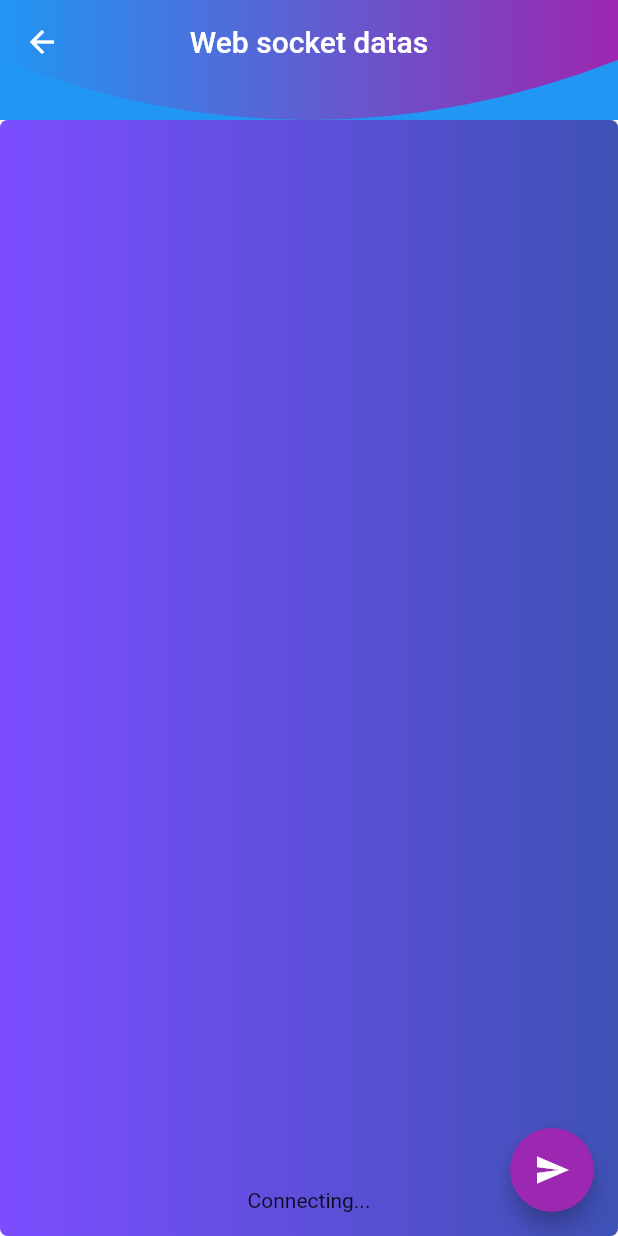
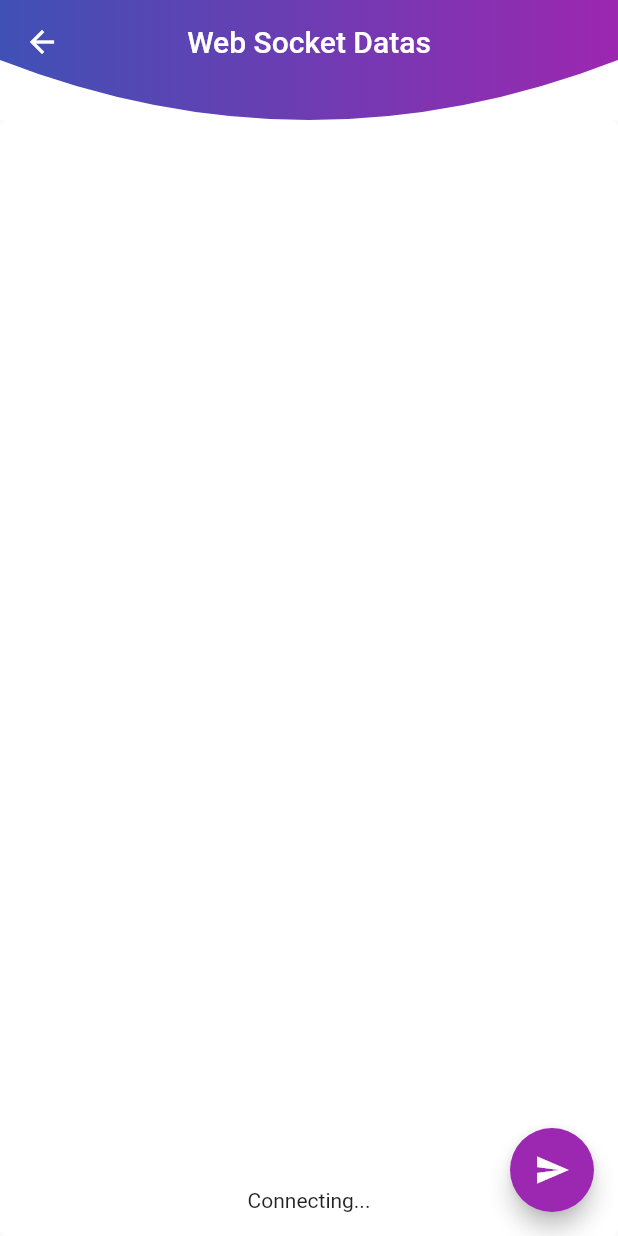
Before and after one commit to ViswajethTSR/todo_app_ui, a Flutter app: the WebSocket screen opened directly, on a phone screen of 412 x 824 dp. Run offline on Flutter 3.47's test engine with Material 2 defaults, Android fonts, the light colour scheme and no system bars; our stand-ins replace google_maps_flutter; network calls fail.

Commit message:
Refactoring the code and UI is Optimised

```diff
--- /dev/null
+++ b/lib/custom_designs/custom_app_bar.dart
@@ -0,0 +1,24 @@
+import 'package:flutter/material.dart';
+import 'app_bar_clipper.dart';
+
+PreferredSize buildAppBar(String title) {
+  return PreferredSize(
+    preferredSize: Size.fromHeight(80.0),
+    child: AppBar(
+      title: Text(title),
+      centerTitle: true,
+      backgroundColor: Colors.white,
+      elevation: 0,
+      flexibleSpace: ClipPath(
+        clipper: CustomShapeClipper(),
+        child: Container(
+          decoration: BoxDecoration(
+            gradient: LinearGradient(
+              colors: [Colors.indigo, Colors.purple],
+            ),
+          ),
+        ),
+      ),
+    ),
+  );
+}
--- /dev/null
+++ b/lib/provider/provider.dart
@@ -0,0 +1,4 @@
+import 'package:flutter/material.dart';
+import 'package:provider/provider.dart';
+
+class MapProvider extends ChangeNotifier {}
--- a/lib/screens/web_socket.dart
+++ b/lib/screens/web_socket.dart
@@ -1,7 +1,6 @@
 import 'package:flutter/material.dart';
 import 'package:web_socket_channel/io.dart';
-
-import '../custom_designs/app_bar_clipper.dart';
+import '../custom_designs/custom_app_bar.dart';
 
 const wsIP = '64.227.166.14';
 const wsPORT = 1800;
@@ -18,10 +17,7 @@ class _WebSocketState extends State<WebSocket> {
   @override
   Widget build(BuildContext context) {
     return Scaffold(
-      appBar: PreferredSize(
-        preferredSize: Size.fromHeight(80.0),
-        child: buildAppBar(),
-      ),
+      appBar: buildAppBar('Web Socket Datas'),
       body: buildBody(),
       floatingActionButton: buildSendDataButton(),
     );
@@ -40,10 +36,8 @@ class _WebSocketState extends State<WebSocket> {
   Widget buildBody() {
     return Container(
       decoration: BoxDecoration(
+        color: Colors.white,
         borderRadius: BorderRadius.all(Radius.circular(5)),
-        gradient: LinearGradient(
-          colors: [Colors.deepPurpleAccent, Colors.indigo],
-        ),
       ),
       child: Column(
         children: [
@@ -65,29 +59,9 @@ class _WebSocketState extends State<WebSocket> {
           ),
           Padding(
             padding: const EdgeInsets.all(16.0),
-            child:
-                Text(messages.isEmpty ? 'Connecting...' : 'Received Messages:'),
+            child: Text(messages.isEmpty ? 'Connecting...' : 'Received Messages:'),
           ),
         ],
-      ),
-    );
-  }
-
-  AppBar buildAppBar() {
-    return AppBar(
-      title: Text('Web socket datas'),
-      centerTitle: true,
-      backgroundColor: Colors.blue, // Set your desired background color
-      elevation: 0, // Remove the shadow below the app bar
-      flexibleSpace: ClipPath(
-        clipper: CustomShapeClipper(),
-        child: Container(
-          decoration: BoxDecoration(
-            gradient: LinearGradient(
-              colors: [Colors.blue, Colors.purple],
-            ),
-          ),
-        ),
       ),
     );
   }
--- a/pubspec.yaml
+++ b/pubspec.yaml
@@ -41,7 +41,6 @@ dependencies:
   web_socket_channel: ^2.2.0
   provider: ^6.1.1
   google_maps_flutter: ^2.3.0
-
 
 
 
```
Also changed, not shown: lib/main.dart (+7 -6 lines), lib/screens/map_screen.dart (+35 -25 lines), lib/screens/practice_page.dart (added, +31 -0 lines), lib/screens/todo.dart (+6 -26 lines), 1 other file.
